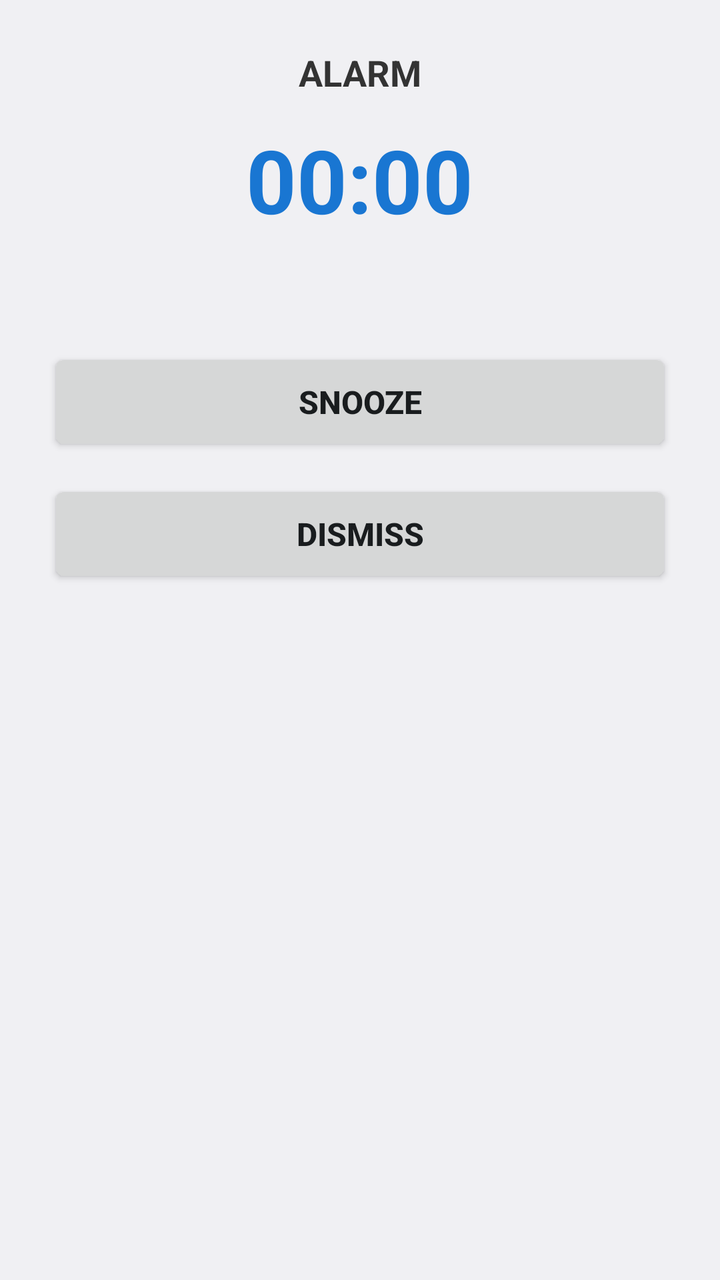
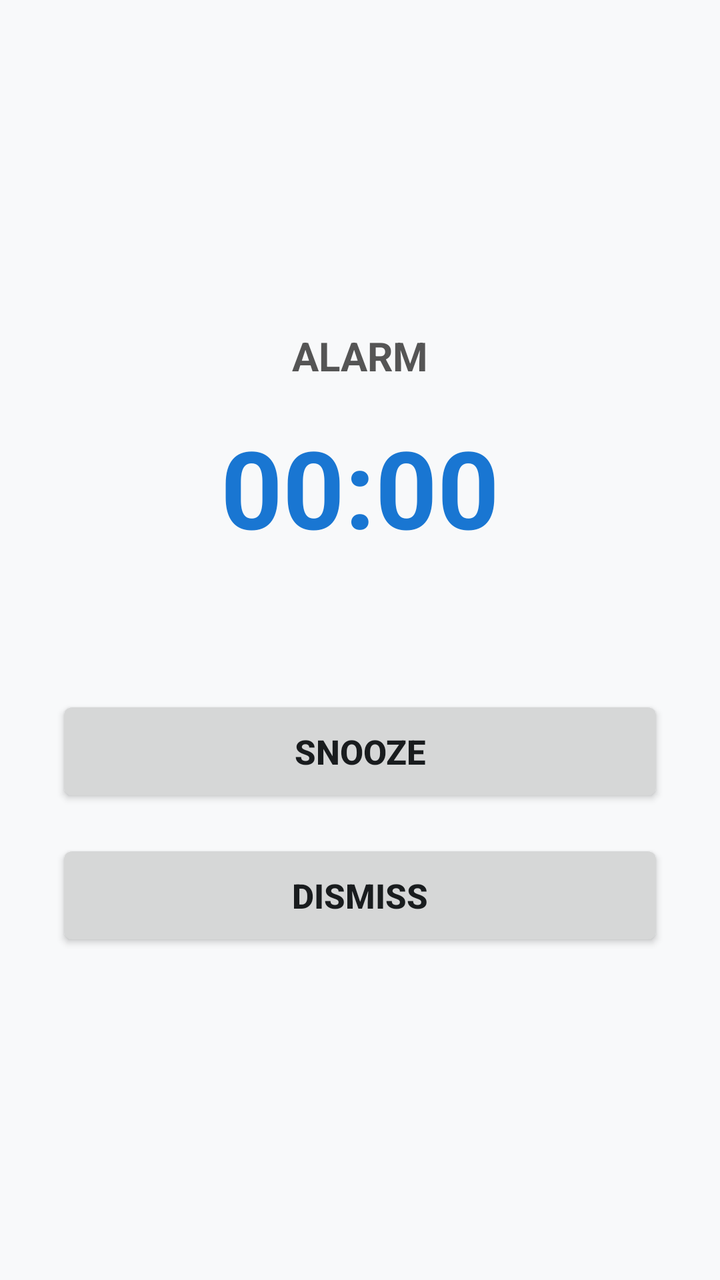

Compare the two renders of this Android layout. The source of the first and the diff that turns it into the second are given below.
<!-- AndroidManifest.xml: application theme android:Theme.DeviceDefault.Light -->
<!-- res/layout/dialog_alarm_alert.xml -->
<?xml version="1.0" encoding="utf-8"?>
<LinearLayout xmlns:android="http://schemas.android.com/apk/res/android"
    android:layout_width="match_parent"
    android:layout_height="wrap_content"
    android:orientation="vertical"
    android:gravity="center_horizontal"
    android:padding="24dp">

    <TextView
        android:id="@+id/txtAlertHeader"
        android:layout_width="wrap_content"
        android:layout_height="wrap_content"
        android:text="@string/alarm_alert_header"
        android:textSize="18sp"
        android:textStyle="bold"
        android:textColor="#333333"
        android:layout_marginBottom="12dp" />

    <TextView
        android:id="@+id/txtAlertTime"
        android:layout_width="wrap_content"
        android:layout_height="wrap_content"
        android:text="00:00"
        android:textSize="44sp"
        android:textStyle="bold"
        android:textColor="#1976D2"
        android:layout_marginBottom="12dp" />

    <TextView
        android:id="@+id/txtAlertMessage"
        android:layout_width="match_parent"
        android:layout_height="wrap_content"
        android:gravity="center"
        android:text=""
        android:textSize="18sp"
        android:textStyle="italic"
        android:textColor="#424242"
        android:visibility="gone"
        android:layout_marginBottom="12dp" />

    <TextView
        android:id="@+id/txtAlertSnoozeInfo"
        android:layout_width="match_parent"
        android:layout_height="wrap_content"
        android:gravity="center"
        android:text=""
        android:textSize="14sp"
        android:textColor="#757575"
        android:layout_marginBottom="24dp" />

    <Button
        android:id="@+id/btnAlertSnooze"
        android:layout_width="match_parent"
        android:layout_height="54dp"
        android:text="@string/alarm_btn_snooze"
        android:textSize="16sp"
        android:textStyle="bold"
        android:layout_marginBottom="12dp" />

    <Button
        android:id="@+id/btnAlertDismiss"
        android:layout_width="match_parent"
        android:layout_height="54dp"
        android:text="@string/alarm_btn_dismiss"
        android:textSize="16sp"
        android:textStyle="bold" />

</LinearLayout>
<!-- resources referenced by this layout -->
<resources>
  <string name="alarm_alert_header">ALARM</string>
  <string name="alarm_btn_dismiss">Dismiss</string>
  <string name="alarm_btn_snooze">Snooze</string>
</resources>

<!-- the commit's change to res/layout/dialog_alarm_alert.xml (unified diff, before → after) -->
@@ -1,30 +1,31 @@
 <?xml version="1.0" encoding="utf-8"?>
 <LinearLayout xmlns:android="http://schemas.android.com/apk/res/android"
     android:layout_width="match_parent"
-    android:layout_height="wrap_content"
+    android:layout_height="match_parent"
     android:orientation="vertical"
-    android:gravity="center_horizontal"
-    android:padding="24dp">
+    android:gravity="center"
+    android:background="#F8F9FA"
+    android:padding="28dp">
 
     <TextView
         android:id="@+id/txtAlertHeader"
         android:layout_width="wrap_content"
         android:layout_height="wrap_content"
         android:text="@string/alarm_alert_header"
-        android:textSize="18sp"
+        android:textSize="20sp"
         android:textStyle="bold"
-        android:textColor="#333333"
-        android:layout_marginBottom="12dp" />
+        android:textColor="#555555"
+        android:layout_marginBottom="16dp" />
 
     <TextView
         android:id="@+id/txtAlertTime"
         android:layout_width="wrap_content"
         android:layout_height="wrap_content"
         android:text="00:00"
-        android:textSize="44sp"
+        android:textSize="54sp"
         android:textStyle="bold"
         android:textColor="#1976D2"
-        android:layout_marginBottom="12dp" />
+        android:layout_marginBottom="16dp" />
 
     <TextView
         android:id="@+id/txtAlertMessage"
@@ -32,11 +33,11 @@
         android:layout_height="wrap_content"
         android:gravity="center"
         android:text=""
-        android:textSize="18sp"
+        android:textSize="20sp"
         android:textStyle="italic"
-        android:textColor="#424242"
+        android:textColor="#333333"
         android:visibility="gone"
-        android:layout_marginBottom="12dp" />
+        android:layout_marginBottom="16dp" />
 
     <TextView
         android:id="@+id/txtAlertSnoozeInfo"
@@ -44,25 +45,25 @@
         android:layout_height="wrap_content"
         android:gravity="center"
         android:text=""
-        android:textSize="14sp"
+        android:textSize="15sp"
         android:textColor="#757575"
-        android:layout_marginBottom="24dp" />
+        android:layout_marginBottom="32dp" />
 
     <Button
         android:id="@+id/btnAlertSnooze"
         android:layout_width="match_parent"
-        android:layout_height="54dp"
+        android:layout_height="56dp"
         android:text="@string/alarm_btn_snooze"
-        android:textSize="16sp"
+        android:textSize="17sp"
         android:textStyle="bold"
-        android:layout_marginBottom="12dp" />
+        android:layout_marginBottom="16dp" />
 
     <Button
         android:id="@+id/btnAlertDismiss"
         android:layout_width="match_parent"
-        android:layout_height="54dp"
+        android:layout_height="56dp"
         android:text="@string/alarm_btn_dismiss"
-        android:textSize="16sp"
+        android:textSize="17sp"
         android:textStyle="bold" />
 
 </LinearLayout>
